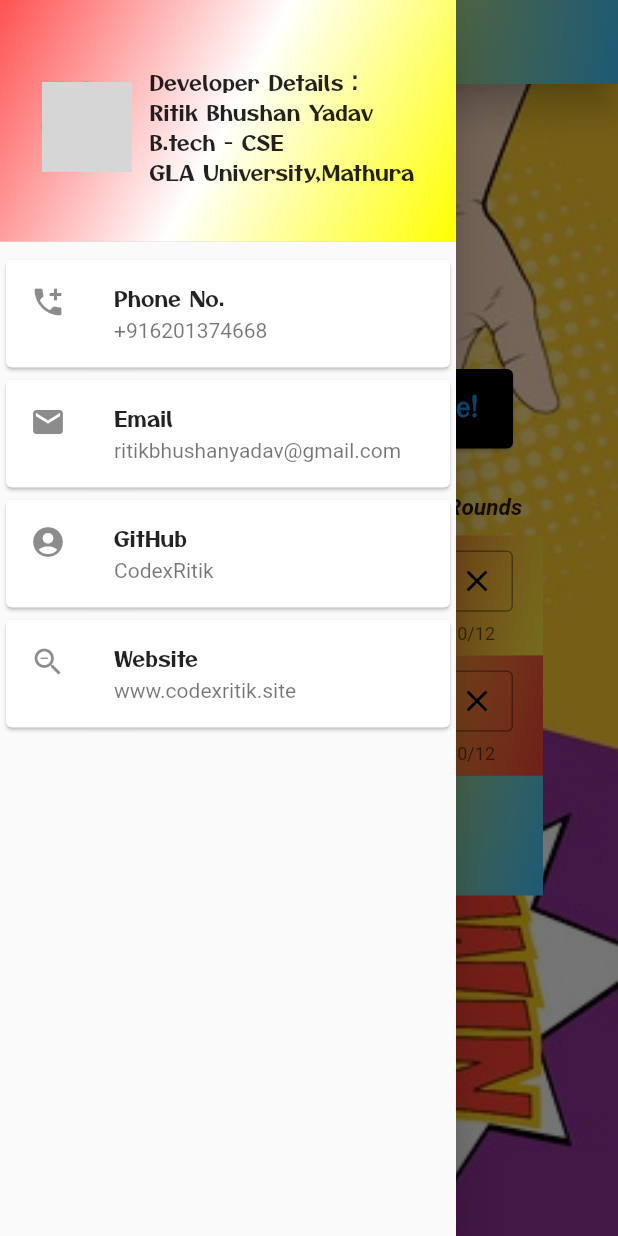
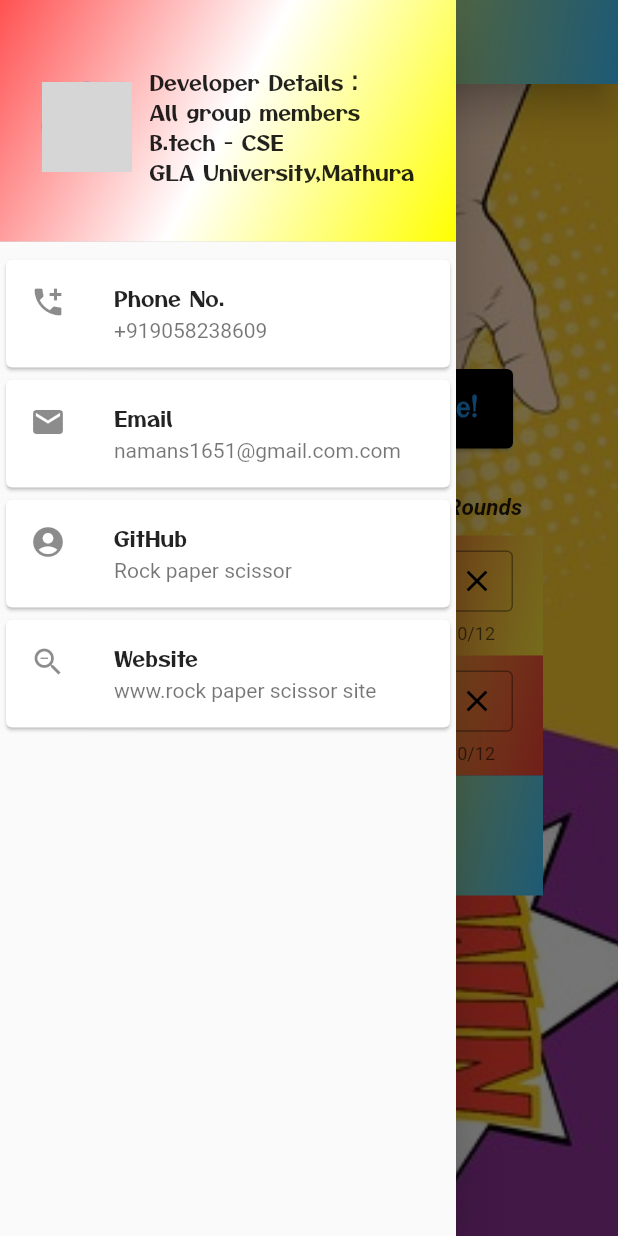
Before and after one commit to Ratansingh51/Miniproject, a Flutter app: the screen it shows after launch, with the side drawer open, on a phone screen of 412 x 824 dp. Run offline on Flutter 3.47's test engine with Material 2 defaults, Android fonts, the phone set to English and light mode, and no system bars; grey boxes are pictures that could not be loaded.

Commit message:
Update main.dart

```diff
--- a/Rock_Scissor_Paper-master/lib/main.dart
+++ b/Rock_Scissor_Paper-master/lib/main.dart
@@ -41,10 +41,10 @@ class MyApp extends StatelessWidget {
                   mainAxisAlignment: MainAxisAlignment.spaceEvenly,
                   children: [
                     CircleAvatar(
-                      backgroundImage:AssetImage('Images/dpritik.png'),
+                      backgroundImage:AssetImage(''),
                       radius: 30.0,
                     ),
-                    Text('Developer Details :\nRitik Bhushan Yadav\nB.tech - CSE\nGLA University,Mathura',style: TextStyle(fontFamily: 'OtomanopeeOne'),)
+                    Text('Developer Details :\nAll group members \nB.tech - CSE\nGLA University,Mathura',style: TextStyle(fontFamily: 'OtomanopeeOne'),)
                   ],
                 ),
               ),
@@ -52,28 +52,28 @@ class MyApp extends StatelessWidget {
                 child: ListTile(
                   leading: Icon(Icons.add_call),
                   title: Text('Phone No.',style: TextStyle(fontFamily: 'OtomanopeeOne'),),
-                  subtitle: Text('+916201374668'),
+                  subtitle: Text('+919058238609'),
                 ),
               ),
               Card(
                 child: ListTile(
                   leading: Icon(Icons.email),
                   title: Text('Email',style: TextStyle(fontFamily: 'OtomanopeeOne'),),
-                  subtitle: Text('ritikbhushanyadav@gmail.com'),
+                  subtitle: Text('namans1651@gmail.com.com'),
                 ),
               ),
               Card(
                 child: ListTile(
                   leading: Icon(Icons.account_circle_rounded),
                   title: Text('GitHub',style: TextStyle(fontFamily: 'OtomanopeeOne'),),
-                  subtitle: Text('CodexRitik'),
+                  subtitle: Text('Rock paper scissor'),
                 ),
               ),
               Card(
                 child: ListTile(
                   leading: Icon(Icons.zoom_out_outlined),
                   title: Text('Website',style: TextStyle(fontFamily: 'OtomanopeeOne'),),
-                  subtitle: Text('www.codexritik.site'),
+                  subtitle: Text('www.rock paper scissor site'),
                 ),
               ),
             ],
```
